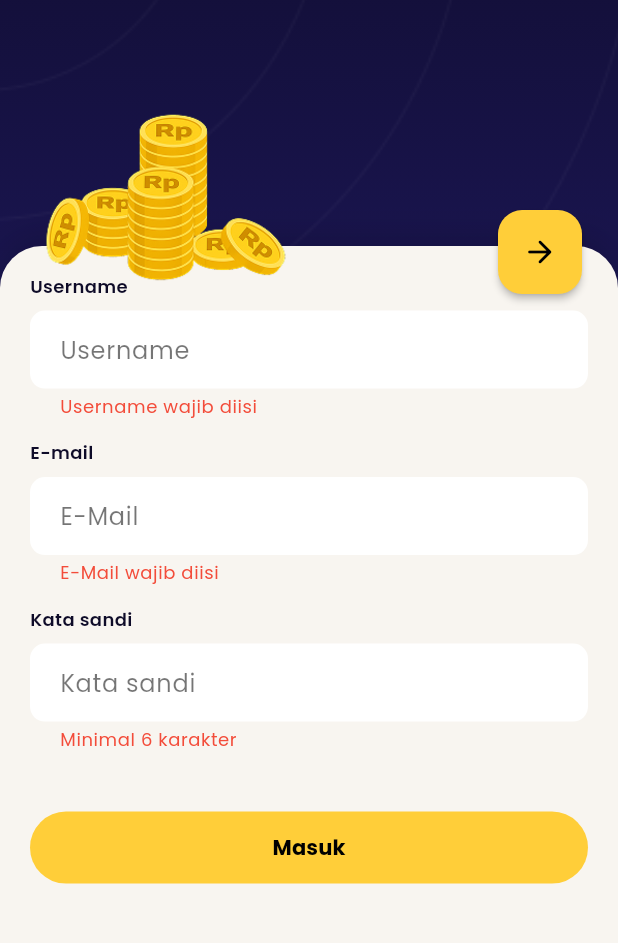
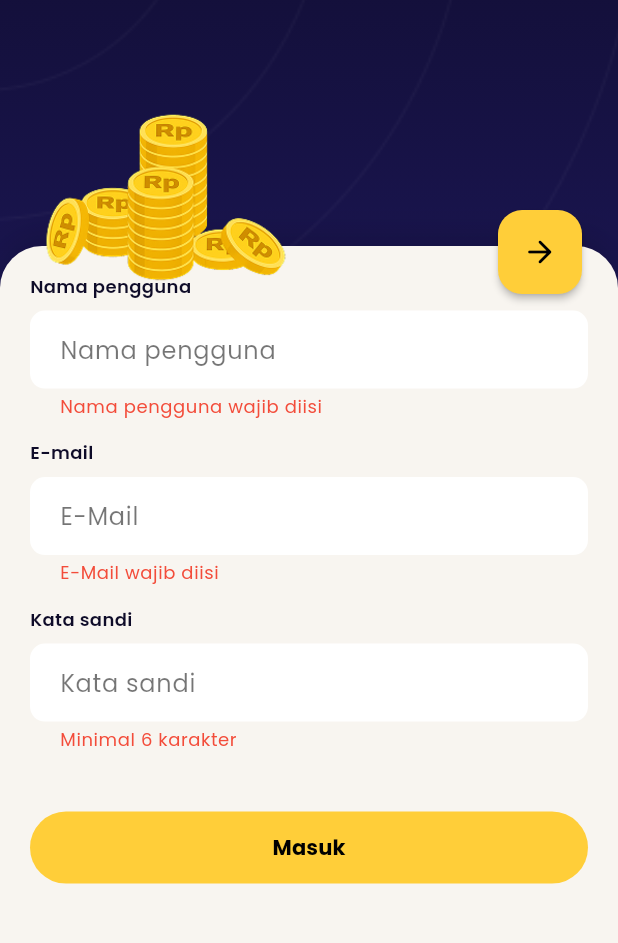
Before and after one commit to Mohfarriiiz88/Dompetku-Aplikasi-management-keuangan, a Flutter app: the RegisterScreen screen opened by its route, scrolled down 52 dp, after a tap on "Masuk", on a phone screen of 412 x 824 dp, the part 273-1216 px from its top. Run offline on Flutter 3.47's test engine with Material 3 defaults, Android fonts, the phone set to English and light mode, and no system bars; our stand-ins replace google_fonts; accounts and stored records are empty.

Commit message:
penambahan fungsi registrasi

```diff
--- a/lib/core/config.dart
+++ b/lib/core/config.dart
@@ -1,5 +1,5 @@
 // Simple config for API base URL. Replace with your backend IP and port for LAN access.
-const String baseUrl = 'http://10.10.63.132:3000'; // example: http://192.168.1.42:3000
+const String baseUrl = 'http://10.10.62.172:3000';
 
 // If you want to keep using dummy local auth, set useApi to false.
 const bool useApi = true;
--- a/lib/providers/auth_provider.dart
+++ b/lib/providers/auth_provider.dart
@@ -11,25 +11,22 @@ class AuthUser {
   final String email;
   final String? img;
 
-  const AuthUser({
-    required this.nama,
-    required this.email,
-    this.img,
-  });
+  const AuthUser({required this.nama, required this.email, this.img});
 }
 
 class AuthProvider extends ChangeNotifier {
   bool _loading = false;
   bool get loading => _loading;
 
-  String? _token;           // simpan token kalau nanti pakai API beneran
-  AuthUser? _user;          // <-- inilah yang dipakai di profile_screen
+  String? _token; // simpan token kalau nanti pakai API beneran
+  AuthUser? _user; // <-- inilah yang dipakai di profile_screen
   AuthUser? get user => _user;
 
   // Dummy LOGIN — set token & user supaya profile_screen bisa membaca.
   Future<bool> login({required String email, required String password}) async {
     if (_loading) return false;
-    _loading = true; notifyListeners();
+    _loading = true;
+    notifyListeners();
     try {
       // If configured to use API, call backend
       if (useApi && baseUrl.isNotEmpty) {
@@ -44,7 +41,11 @@ class AuthProvider extends ChangeNotifier {
           final body = jsonDecode(resp.body) as Map<String, dynamic>;
           _token = body['token'] as String?;
           // Minimal: set user from email, you can fetch /api/v1/me later
-          _user = AuthUser(nama: email.split('@').first, email: email, img: null);
+          _user = AuthUser(
+            nama: email.split('@').first,
+            email: email,
+            img: null,
+          );
           return true;
         }
         return false;
@@ -60,7 +61,8 @@ class AuthProvider extends ChangeNotifier {
     } catch (_) {
       return false;
     } finally {
-      _loading = false; notifyListeners();
+      _loading = false;
+      notifyListeners();
     }
   }
 
@@ -71,20 +73,42 @@ class AuthProvider extends ChangeNotifier {
     required String password,
   }) async {
     if (_loading) return false;
-    _loading = true; notifyListeners();
+    _loading = true;
+    notifyListeners();
     try {
-      await Future.delayed(const Duration(milliseconds: 900));
-      if (kDebugMode) {
-        print('[DUMMY REGISTER] username=$username email=$email password=$password');
+      // If configured to use API, call backend register
+      if (useApi && baseUrl.isNotEmpty) {
+        final url = Uri.parse('$baseUrl/api/v1/auth/register');
+        final resp = await http.post(
+          url,
+          headers: {'Content-Type': 'application/json'},
+          body: jsonEncode({
+            'nama': username,
+            'email': email,
+            'password': password,
+          }),
+        );
+        if (kDebugMode) print('[API REGISTER] ${resp.statusCode} ${resp.body}');
+        if (resp.statusCode == 200 || resp.statusCode == 201) {
+          return true;
+        }
+        return false;
       }
 
+      // Fallback dummy behaviour
+      await Future.delayed(const Duration(milliseconds: 900));
+      if (kDebugMode)
+        print(
+          '[DUMMY REGISTER] username=$username email=$email password=$password',
+        );
       _token = 'dummy-token';
-      _user  = AuthUser(nama: username, email: email, img: null);
+      _user = AuthUser(nama: username, email: email, img: null);
       return true;
     } catch (_) {
       return false;
     } finally {
-      _loading = false; notifyListeners();
+      _loading = false;
+      notifyListeners();
     }
   }
 
@@ -99,7 +123,7 @@ class AuthProvider extends ChangeNotifier {
   /// Logout untuk menu Pengaturan.
   Future<void> logout() async {
     _token = null;
-    _user  = null;
+    _user = null;
     notifyListeners();
   }
 }
--- a/lib/screens/register_screen.dart
+++ b/lib/screens/register_screen.dart
@@ -30,17 +30,31 @@ class _RegisterScreenState extends State<RegisterScreen> {
     if (!_formKey.currentState!.validate()) return;
     FocusScope.of(context).unfocus();
     final ok = await context.read<AuthProvider>().register(
-          username: usernameC.text.trim(),
-          email: emailC.text.trim(),
-          password: passC.text,
-        );
+      username: usernameC.text.trim(),
+      email: emailC.text.trim(),
+      password: passC.text,
+    );
 
     if (!mounted) return;
 
-    ScaffoldMessenger.of(context).showSnackBar(SnackBar(
-      content: Text(ok ? 'Dummy register success' : 'Gagal mendaftar'),
-      behavior: SnackBarBehavior.floating,
-    ));
+    if (ok) {
+      ScaffoldMessenger.of(context).showSnackBar(
+        const SnackBar(
+          content: Text('Pendaftaran berhasil. Silakan masuk.'),
+          behavior: SnackBarBehavior.floating,
+        ),
+      );
+      Navigator.of(
+        context,
+      ).pushNamedAndRemoveUntil(AppRoutes.login, (route) => false);
+    } else {
+      ScaffoldMessenger.of(context).showSnackBar(
+        const SnackBar(
+          content: Text('Gagal mendaftar'),
+          behavior: SnackBarBehavior.floating,
+        ),
+      );
+    }
   }
 
   @override
@@ -131,8 +145,9 @@ class _RegisterScreenState extends State<RegisterScreen> {
                                   24 + MediaQuery.of(context).padding.bottom,
                                 ),
                                 child: ConstrainedBox(
-                                  constraints:
-                                      BoxConstraints(minHeight: cons.maxHeight),
+                                  constraints: BoxConstraints(
+                                    minHeight: cons.maxHeight,
+                                  ),
                                   child: Form(
                                     key: _formKey,
                                     child: Column(
@@ -149,7 +164,7 @@ class _RegisterScreenState extends State<RegisterScreen> {
                                         const SizedBox(height: 16),
 
                                         const Text(
-                                          'Username',
+                                          'Nama pengguna',
                                           style: TextStyle(
                                             fontSize: 12,
                                             fontWeight: FontWeight.w600,
@@ -159,11 +174,11 @@ class _RegisterScreenState extends State<RegisterScreen> {
                                         TextFormField(
                                           controller: usernameC,
                                           decoration: const InputDecoration(
-                                            hintText: 'Username',
+                                            hintText: 'Nama pengguna',
                                           ),
-                                          validator: (v) => (v == null ||
-                                                  v.trim().isEmpty)
-                                              ? 'Username wajib diisi'
+                                          validator: (v) =>
+                                              (v == null || v.trim().isEmpty)
+                                              ? 'Nama pengguna wajib diisi'
                                               : null,
                                         ),
                                         const SizedBox(height: 14),
@@ -184,13 +199,12 @@ class _RegisterScreenState extends State<RegisterScreen> {
                                             hintText: 'E-Mail',
                                           ),
                                           validator: (v) {
-                                            if (v == null ||
-                                                v.trim().isEmpty) {
+                                            if (v == null || v.trim().isEmpty) {
                                               return 'E-Mail wajib diisi';
                                             }
                                             final ok = RegExp(
-                                                    r'^[^@]+@[^@]+\.[^@]+$')
-                                                .hasMatch(v.trim());
+                                              r'^[^@]+@[^@]+\.[^@]+$',
+                                            ).hasMatch(v.trim());
                                             return ok
                                                 ? null
                                                 : 'Format e-mail tidak valid';
@@ -212,8 +226,8 @@ class _RegisterScreenState extends State<RegisterScreen> {
                                           decoration: const InputDecoration(
                                             hintText: 'Kata sandi',
                                           ),
-                                          validator: (v) => (v == null ||
-                                                  v.length < 6)
+                                          validator: (v) =>
+                                              (v == null || v.length < 6)
                                               ? 'Minimal 6 karakter'
                                               : null,
                                         ),
@@ -222,8 +236,9 @@ class _RegisterScreenState extends State<RegisterScreen> {
                                         CustomButton(
                                           label: 'Daftar',
                                           loading: auth.loading,
-                                          onPressed:
-                                              auth.loading ? null : _submit,
+                                          onPressed: auth.loading
+                                              ? null
+                                              : _submit,
                                         ),
                                       ],
                                     ),
```
Also changed, not shown: lib/screens/profile_screen.dart (+16 -11 lines), 1 other file.
